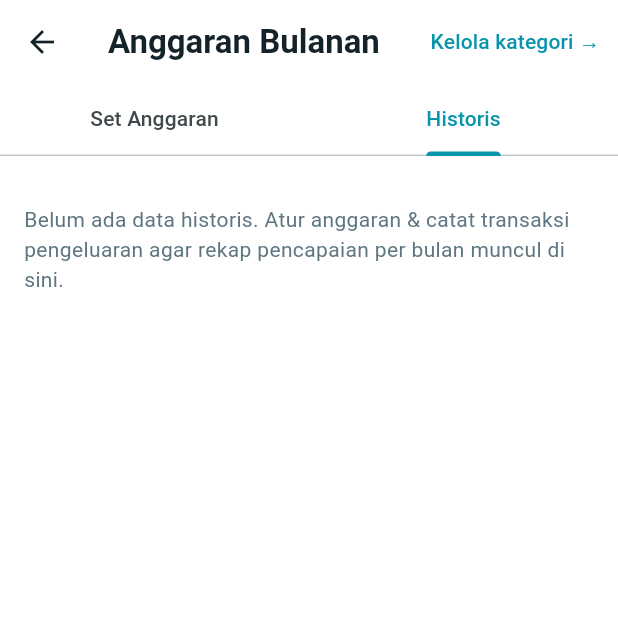
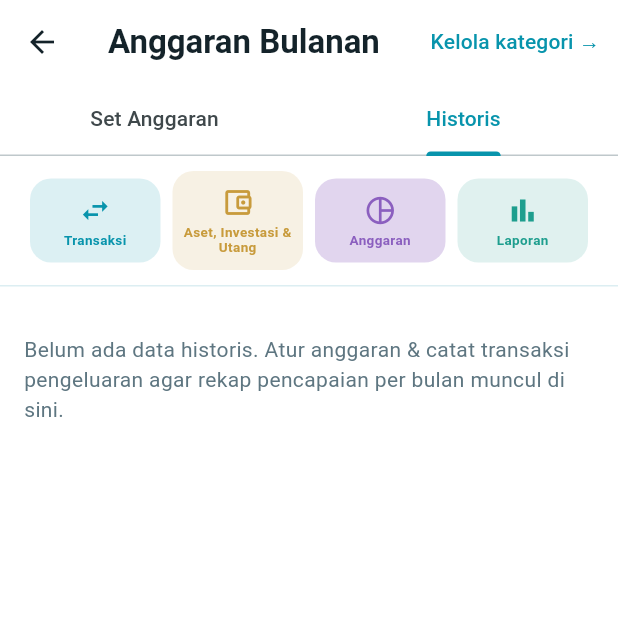
Before and after one commit to rejaapriangga-beep/dompetdigitalku-mobile, a Flutter app: the BudgetsScreen screen opened directly, tab 2 chosen, on a phone screen of 412 x 824 dp, the top half of it. Run offline on Flutter 3.47's test engine with Material 3 defaults, Android fonts, the phone set to English and light mode, and no system bars; our stand-ins replace device_info_plus, dio, file_picker, flutter_secure_storage, google_mobile_ads, google_sign_in and 4 more; missing offline and left inert: cryptography, google_mlkit_text_recognition; accounts and stored records are empty; network calls fail.

Commit message:
Tampilkan menu utama (Transaksi/Aset/Anggaran/Laporan) di setiap halaman
Sebelumnya baris menu ini cuma ada di Beranda. Diekstrak jadi widget
TopMenuBar yang dipakai bersama di Beranda, Transaksi, Aset & Utang,
Anggaran, dan Laporan — supaya bisa pindah menu dari halaman mana pun
tanpa perlu balik ke Beranda dulu. Navigasi antar menu dari dalam
halaman non-Beranda pakai pushReplacement supaya tidak menumpuk riwayat
navigasi, dan item untuk halaman yang sedang aktif ditandai lebih pekat.

Co-Authored-By: Claude Sonnet 5 <noreply@anthropic.com>
Claude-Session: https://claude.ai/code/session_01PZHQbS9rqucJuRvLyK6xz5

```diff
--- a/lib/screens/budgets_screen.dart
+++ b/lib/screens/budgets_screen.dart
@@ -17,6 +17,7 @@ import '../locale_controller.dart';
 import '../models/models.dart';
 import '../theme.dart';
 import '../widgets/currency_field.dart';
+import '../widgets/top_menu_bar.dart';
 import 'categories_screen.dart';
 import 'transactions_screen.dart' show rp;
 
@@ -198,9 +199,16 @@ class _BudgetsScreenState extends State<BudgetsScreen>
           ],
         ),
       ),
-      body: TabBarView(
-        controller: _tabController,
-        children: [_buildSetTab(), _buildHistoryTab()],
+      body: Column(
+        children: [
+          const TopMenuBar(current: TopMenuDestination.budgets),
+          Expanded(
+            child: TabBarView(
+              controller: _tabController,
+              children: [_buildSetTab(), _buildHistoryTab()],
+            ),
+          ),
+        ],
       ),
       bottomNavigationBar: const BottomBannerAd(),
     );
--- /dev/null
+++ b/lib/widgets/top_menu_bar.dart
@@ -0,0 +1,139 @@
+// lib/widgets/top_menu_bar.dart
+// Baris menu utama (Transaksi/Aset, Investasi & Utang/Anggaran/Laporan) —
+// awalnya cuma ada di Beranda (lib/screens/home_screen.dart), sekarang
+// diekstrak ke sini supaya bisa dipasang juga di halaman-halaman utama
+// lainnya, sehingga pengguna bisa pindah antar menu dari halaman mana pun
+// tanpa harus balik ke Beranda dulu.
+import 'package:flutter/material.dart';
+import '../l10n/app_strings.dart';
+import '../theme.dart';
+import '../screens/transactions_screen.dart';
+import '../screens/accounts_assets_screen.dart';
+import '../screens/budgets_screen.dart';
+import '../screens/reports_screen.dart';
+
+/// Menandai halaman mana (di antara 4 item menu) yang sedang aktif, supaya
+/// bisa ditandai visual dan tap-nya di-skip (tidak perlu navigasi ke diri
+/// sendiri). `null` dipakai di Beranda, karena Beranda bukan salah satu
+/// dari 4 item ini.
+enum TopMenuDestination { transactions, assets, budgets, reports }
+
+class TopMenuBar extends StatelessWidget {
+  final TopMenuDestination? current;
+  const TopMenuBar({super.key, this.current});
+
+  void _go(BuildContext context, TopMenuDestination dest, Widget screen) {
+    if (dest == current) return;
+    // Dipakai dari dalam salah satu dari 4 halaman tujuan ini sendiri (bukan
+    // dari Beranda) — pakai pushReplacement supaya pindah menu dari menu
+    // terasa seperti ganti tab, bukan numpuk riwayat navigasi tanpa henti.
+    // Beranda tetap pakai Navigator.push biasa (lihat home_screen.dart) agar
+    // tombol kembali selalu mengarah balik ke Beranda.
+    Navigator.of(
+      context,
+    ).pushReplacement(MaterialPageRoute(builder: (_) => screen));
+  }
+
+  @override
+  Widget build(BuildContext context) {
+    final items = [
+      _Item(
+        dest: TopMenuDestination.transactions,
+        icon: Icons.swap_horiz,
+        color: AppColors.primary,
+        label: S.t.menuTransactions,
+        onTap: () =>
+            _go(context, TopMenuDestination.transactions, const TransactionsScreen()),
+      ),
+      _Item(
+        dest: TopMenuDestination.assets,
+        icon: Icons.account_balance_wallet_outlined,
+        color: AppColors.gold,
+        label: S.t.menuAssets,
+        onTap: () =>
+            _go(context, TopMenuDestination.assets, const AccountsAssetsScreen()),
+      ),
+      _Item(
+        dest: TopMenuDestination.budgets,
+        icon: Icons.pie_chart_outline,
+        color: AppColors.plum,
+        label: S.t.menuBudget,
+        onTap: () => _go(context, TopMenuDestination.budgets, const BudgetsScreen()),
+      ),
+      _Item(
+        dest: TopMenuDestination.reports,
+        icon: Icons.bar_chart,
+        color: AppColors.teal,
+        label: S.t.menuReportsShort,
+        onTap: () => _go(context, TopMenuDestination.reports, const ReportsScreen()),
+      ),
+    ];
+
+    return Container(
+      decoration: BoxDecoration(
+        color: AppColors.surface,
+        border: Border(bottom: BorderSide(color: AppColors.border)),
+      ),
+      padding: const EdgeInsets.symmetric(vertical: 10, horizontal: 16),
+      child: Row(
+        children: items.map((item) {
+          final active = item.dest == current;
+          return Expanded(
+            child: Tooltip(
+              message: item.label,
+              child: InkWell(
+                onTap: item.onTap,
+                borderRadius: BorderRadius.circular(14),
+                child: Container(
+                  margin: const EdgeInsets.symmetric(horizontal: 4),
+                  padding: const EdgeInsets.symmetric(
+                    vertical: 10,
+                    horizontal: 3,
+                  ),
+                  decoration: BoxDecoration(
+                    color: item.color.withValues(alpha: active ? 0.26 : 0.14),
+                    borderRadius: BorderRadius.circular(14),
+                  ),
+                  child: Column(
+                    mainAxisSize: MainAxisSize.min,
+                    children: [
+                      Icon(item.icon, size: 22, color: item.color),
+                      const SizedBox(height: 4),
+                      Text(
+                        item.label,
+                        textAlign: TextAlign.center,
+                        style: TextStyle(
+                          fontSize: 9,
+                          fontWeight: FontWeight.w600,
+                          color: item.color,
+                          height: 1.15,
+                        ),
+                        maxLines: 2,
+                        overflow: TextOverflow.ellipsis,
+                      ),
+                    ],
+                  ),
+                ),
+              ),
+            ),
+          );
+        }).toList(),
+      ),
+    );
+  }
+}
+
+class _Item {
+  final TopMenuDestination dest;
+  final IconData icon;
+  final Color color;
+  final String label;
+  final VoidCallback onTap;
+  _Item({
+    required this.dest,
+    required this.icon,
+    required this.color,
+    required this.label,
+    required this.onTap,
+  });
+}
```
Also changed, not shown: lib/screens/accounts_assets_screen.dart (+9 -1 lines), lib/screens/home_screen.dart (+3 -117 lines), lib/screens/reports_screen.dart (+9 -1 lines), lib/screens/transactions_screen.dart (+9 -1 lines).
